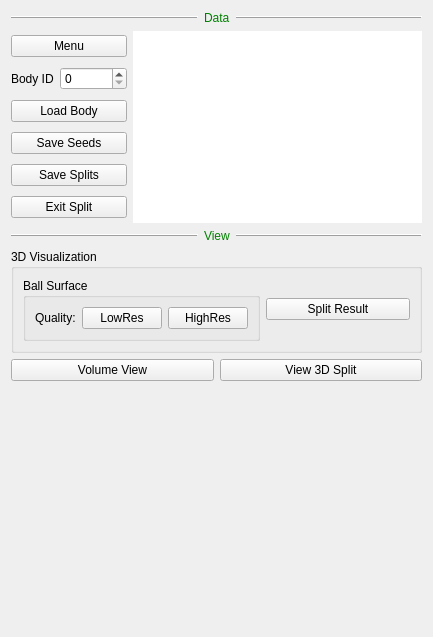
This is neurolabi/gui/flyem/flyemsplitcontrolform.ui in janelia-flyem/NeuTu as Qt 5 draws it before an edit. The edited form follows.
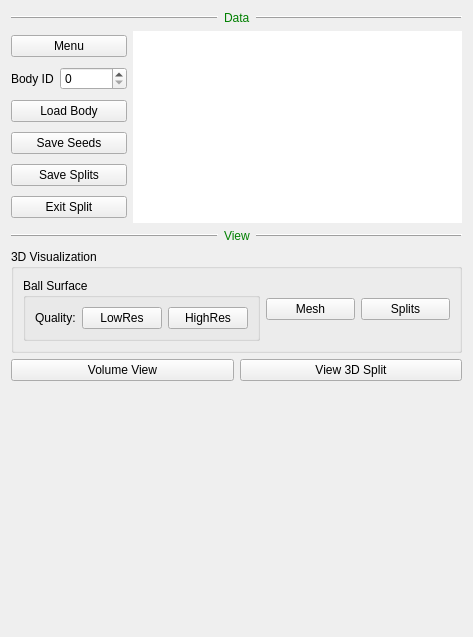
This is the edited form. Icons and pictures are not drawn. Custom widgets are drawn as their Qt base class.

Commit message: add split commit in 3d body view

```diff
--- a/neurolabi/gui/flyem/flyemsplitcontrolform.ui
+++ b/neurolabi/gui/flyem/flyemsplitcontrolform.ui
@@ -6,7 +6,7 @@
    <rect>
     <x>0</x>
     <y>0</y>
-    <width>433</width>
+    <width>473</width>
     <height>637</height>
    </rect>
   </property>
@@ -280,6 +280,13 @@
         </layout>
        </widget>
       </item>
+      <item>
+       <widget class="QPushButton" name="meshPushButton">
+        <property name="text">
+         <string>Mesh</string>
+        </property>
+       </widget>
+      </item>
       <item>
        <widget class="QPushButton" name="viewResultQuickPushButton">
         <property name="sizePolicy">
@@ -292,7 +299,7 @@
          <string>3D split visualization</string>
         </property>
         <property name="text">
-         <string>Split Result</string>
+         <string>Splits</string>
         </property>
        </widget>
       </item>
```
The commit also changes 40 other files.
